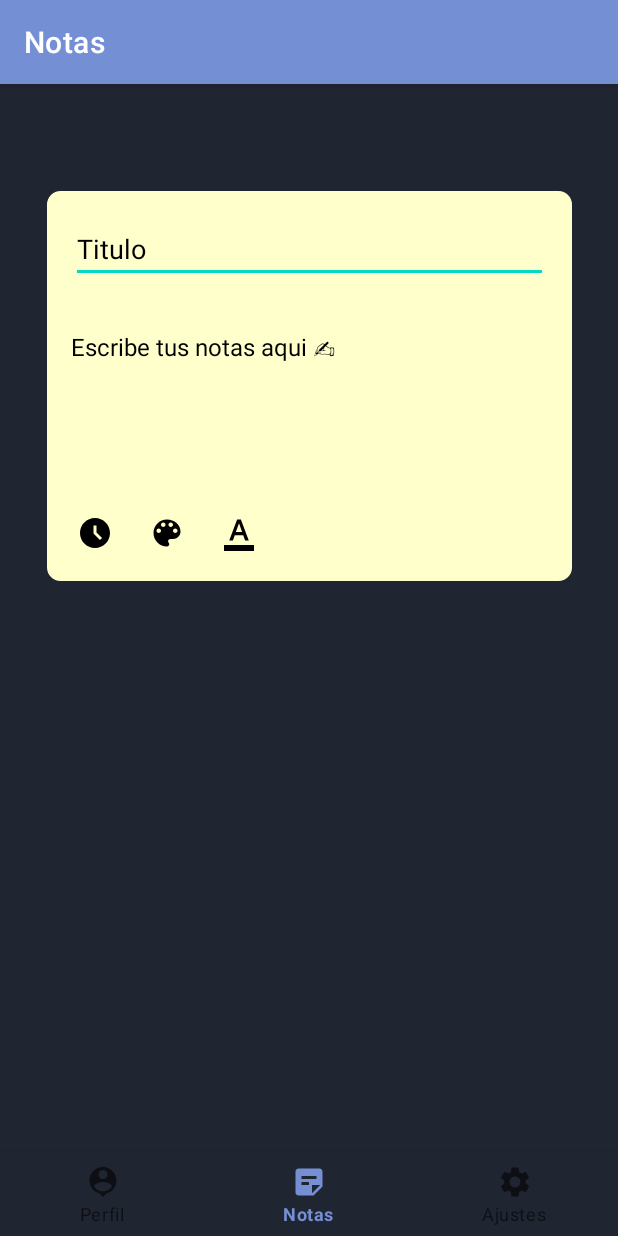
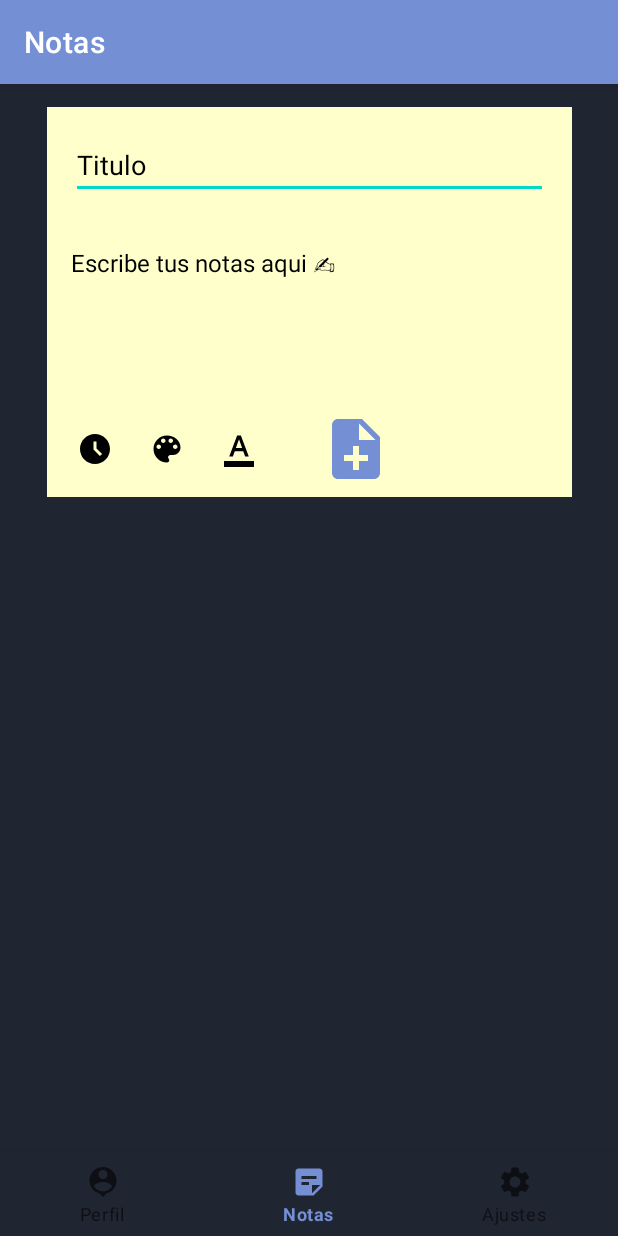
Before and after one commit to drums71ck/MyReminder, an Android app: the HomeFragment screen opened directly, with no data from a screen before it, on a phone screen of 412 x 824 dp. Run offline under Robolectric (Android 15) with nearby library versions, the phone set to English and light mode, and no system bars; our stand-ins replace navigation-ui.

Commit message:
creas notas y tal epico

```diff
--- /dev/null
+++ b/app/src/main/res/drawable/ic_notes.xml
@@ -0,0 +1,5 @@
+<vector android:autoMirrored="true" android:height="24dp"
+    android:tint="#000000" android:viewportHeight="24"
+    android:viewportWidth="24" android:width="24dp" xmlns:android="http://schemas.android.com/apk/res/android">
+    <path android:fillColor="@android:color/white" android:pathData="M14,2L6,2c-1.1,0 -1.99,0.9 -1.99,2L4,20c0,1.1 0.89,2 1.99,2L18,22c1.1,0 2,-0.9 2,-2L20,8l-6,-6zM16,16h-3v3h-2v-3L8,16v-2h3v-3h2v3h3v2zM13,9L13,3.5L18.5,9L13,9z"/>
+</vector>
--- a/app/src/main/res/layout/activity_notes.xml
+++ b/app/src/main/res/layout/activity_notes.xml
@@ -4,8 +4,7 @@
     android:id="@+id/container"
     android:background="@color/black_blued"
     android:layout_width="match_parent"
-    android:layout_height="match_parent"
-    android:paddingTop="?attr/actionBarSize">
+    android:layout_height="match_parent">
 
     <com.google.android.material.bottomnavigation.BottomNavigationView
         android:id="@+id/nav_view"
@@ -17,16 +16,25 @@
         app:layout_constraintRight_toRightOf="parent"
         app:menu="@menu/bottom_nav_menu" />
 
-    <fragment
-        android:id="@+id/nav_host_fragment_activity_notes"
-        android:name="androidx.navigation.fragment.NavHostFragment"
+    <ScrollView
         android:layout_width="match_parent"
-        android:layout_height="match_parent"
-        app:defaultNavHost="true"
-        app:layout_constraintBottom_toTopOf="@id/nav_view"
-        app:layout_constraintLeft_toLeftOf="parent"
-        app:layout_constraintRight_toRightOf="parent"
+        android:layout_height="0dp"
         app:layout_constraintTop_toTopOf="parent"
-        app:navGraph="@navigation/mobile_navigation2" />
+        app:layout_constraintBottom_toTopOf="@id/nav_view">
+
+        <fragment
+            android:id="@+id/nav_host_fragment_activity_notes"
+            android:name="androidx.navigation.fragment.NavHostFragment"
+            android:layout_width="match_parent"
+            android:layout_height="wrap_content"
+            app:defaultNavHost="true"
+            app:navGraph="@navigation/mobile_navigation2" />
+
+
+
+    </ScrollView>
+
+
+
 
 </androidx.constraintlayout.widget.ConstraintLayout>
--- a/app/src/main/res/layout/fragment_home.xml
+++ b/app/src/main/res/layout/fragment_home.xml
@@ -1,16 +1,13 @@
 <?xml version="1.0" encoding="utf-8"?>
 <androidx.constraintlayout.widget.ConstraintLayout xmlns:android="http://schemas.android.com/apk/res/android"
     xmlns:app="http://schemas.android.com/apk/res-auto"
-    xmlns:tools="http://schemas.android.com/tools"
     android:layout_width="match_parent"
     android:layout_height="match_parent"
-    android:background="@color/black_blued"
-    >
+    android:background="@color/black_blued">
 
     <include
         android:id="@+id/postItLayout"
         layout="@layout/post_it"
-
         android:layout_width="350dp"
         android:layout_height="260dp"
         android:layout_gravity="center_horizontal"
@@ -18,4 +15,18 @@
         app:layout_constraintEnd_toEndOf="parent"
         app:layout_constraintStart_toStartOf="parent"
         app:layout_constraintTop_toTopOf="parent" />
+
+    <LinearLayout
+        android:id="@+id/containerPostIt"
+        android:layout_width="match_parent"
+        android:layout_height="wrap_content"
+        android:orientation="vertical"
+        app:layout_constraintTop_toBottomOf="@id/postItLayout"
+        app:layout_constraintBottom_toBottomOf="parent"
+        app:layout_constraintStart_toStartOf="parent"
+        app:layout_constraintEnd_toEndOf="parent" />
+
+
+
+
 </androidx.constraintlayout.widget.ConstraintLayout>
--- a/app/src/main/res/layout/post_it.xml
+++ b/app/src/main/res/layout/post_it.xml
@@ -3,7 +3,7 @@
     android:layout_height="260dp"
     android:layout_margin="15dp"
     android:layout_gravity="center_horizontal"
-    android:background="@drawable/post_it_background">
+    android:background="@color/postItBackgroundColor">
 
     <EditText
         android:id="@+id/titleEditText"
@@ -16,6 +16,8 @@
         android:hint="@string/str_postIt_tittle"
         android:textColorHint="@color/black"
         android:textColor="@android:color/black"
+        android:inputType="textMultiLine|textNoSuggestions"
+        android:maxLines="1"
         android:textSize="18sp" />
 
     <EditText
@@ -50,6 +52,7 @@
             android:layout_width="48dp"
             android:layout_height="48dp"
             android:background="@android:color/transparent"
+            android:foreground="?attr/selectableItemBackground"
             android:src="@drawable/ic_clock" />
 
         <ImageButton
@@ -57,14 +60,25 @@
             android:layout_width="48dp"
             android:layout_height="48dp"
             android:background="@android:color/transparent"
+            android:foreground="?attr/selectableItemBackground"
             android:src="@drawable/ic_color" />
 
         <ImageButton
             android:id="@+id/textColorButton"
             android:layout_width="48dp"
             android:layout_height="48dp"
+            android:foreground="?attr/selectableItemBackground"
             android:background="@android:color/transparent"
             android:src="@drawable/ic_text_color" />
+        <ImageButton
+            android:id="@+id/add_fragment_button"
+            android:layout_width="48dp"
+            android:layout_height="48dp"
+            android:layout_marginLeft="30dp"
+            android:foreground="?attr/selectableItemBackground"
+            android:backgroundTint="@color/blue"
+            android:background="@drawable/ic_notes"
+             />
 
     </LinearLayout>
 
--- a/app/src/main/res/values/dimens.xml
+++ b/app/src/main/res/values/dimens.xml
@@ -2,4 +2,6 @@
     <!-- Default screen margins, per the Android Design guidelines. -->
     <dimen name="activity_horizontal_margin">16dp</dimen>
     <dimen name="activity_vertical_margin">16dp</dimen>
+    <dimen name="post_it_margin_top">50dp</dimen>
+    <dimen name="post_it_margin_left">15dp</dimen>
 </resources>
```
Also changed, not shown: app/src/main/java/com/example/myreminder/ui/home/HomeFragment.kt (+73 -0 lines).
